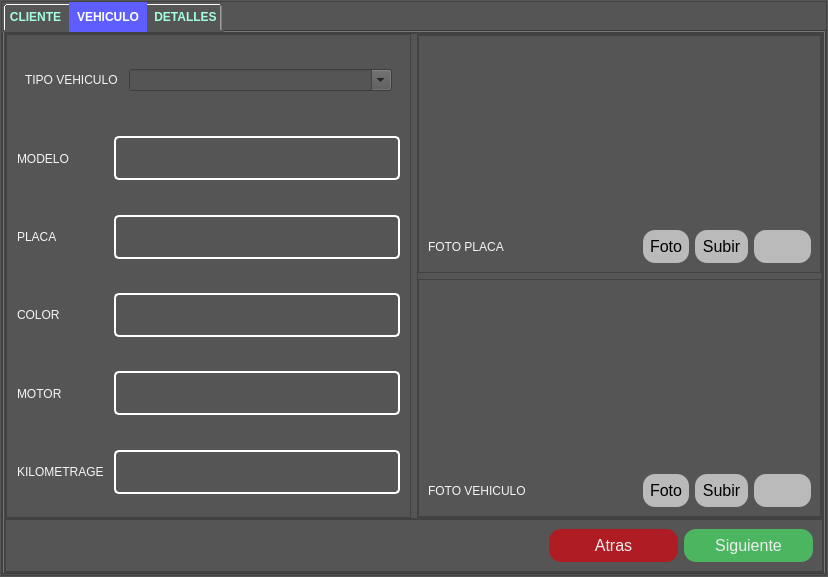
Before: the Qt Designer form view/ModalRegistro.ui in jhocepSan/deskopCandiaCar, drawn with Qt 5.
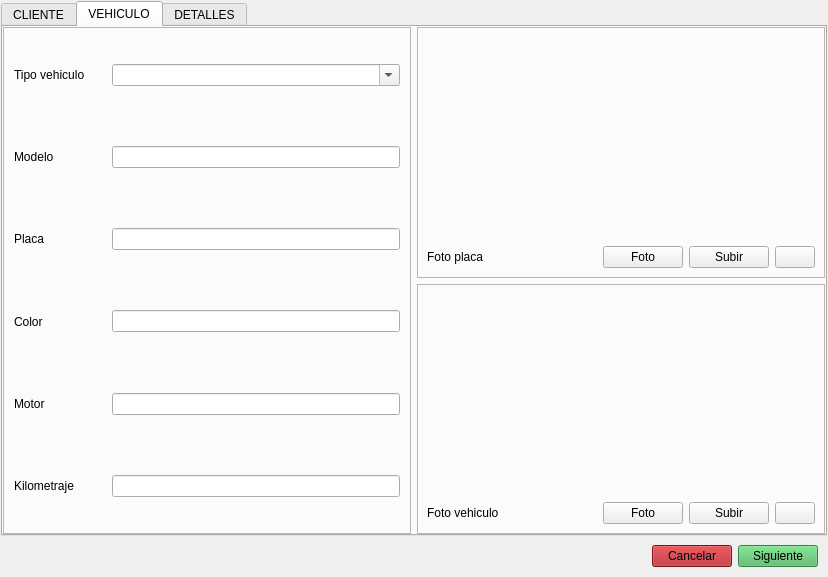
After: the same form once the commit is applied. The open tabs and pages were chosen to show the change.

Commit message: ch icon sizes, fix api login error

The edit to the form file:
```diff
--- a/view/ModalRegistro.ui
+++ b/view/ModalRegistro.ui
@@ -13,9 +13,6 @@
   <property name="windowTitle">
    <string>Datos Registro</string>
   </property>
-  <property name="styleSheet">
-   <string notr="true">background:rgb(85, 85, 85);</string>
-  </property>
   <layout class="QHBoxLayout" name="horizontalLayout">
    <property name="leftMargin">
     <number>1</number>
@@ -32,7 +29,7 @@
    <item>
     <widget class="QFrame" name="frame">
      <property name="frameShape">
-      <enum>QFrame::StyledPanel</enum>
+      <enum>QFrame::NoFrame</enum>
      </property>
      <property name="frameShadow">
       <enum>QFrame::Raised</enum>
@@ -55,18 +52,6 @@
       </property>
       <item row="0" column="0">
        <widget class="QTabWidget" name="tabWidget">
-        <property name="styleSheet">
-         <string notr="true">QTabBar::tab {
-        color: rgb(164, 255, 225);        
-        padding: 8px;
-		font-weight: bold;
-}
- QTabBar::tab:selected {
-        color: white;        
-		font-weight: bold;   
-        background:rgb(94, 94, 255);
-}</string>
-        </property>
         <property name="currentIndex">
          <number>1</number>
         </property>
@@ -313,22 +298,6 @@
                   </layout>
                  </widget>
                 </item>
-                <item>
-                 <widget class="QFrame" name="framValid">
-                  <layout class="QVBoxLayout" name="vL_lb_valid_message">
-                   <item>
-                    <widget class="QLabel" name="lb_valid_message">
-                     <property name="text">
-                      <string/>
-                     </property>
-                     <property name="alignment">
-                      <set>Qt::AlignCenter</set>
-                     </property>
-                    </widget>
-                   </item>
-                  </layout>
-                 </widget>
-                </item>
                </layout>
               </widget>
              </item>
@@ -458,84 +427,9 @@
             </layout>
            </widget>
           </item>
-          <item>
-           <widget class="QFrame" name="frame_3">
-            <property name="frameShape">
-             <enum>QFrame::StyledPanel</enum>
-            </property>
-            <property name="frameShadow">
-             <enum>QFrame::Raised</enum>
-            </property>
-            <layout class="QHBoxLayout" name="horizontalLayout_2">
-             <item>
-              <widget class="QPushButton" name="btnSalir">
-               <property name="styleSheet">
-                <string notr="true">QPushButton{
-	background:rgb(175, 28, 35);
-}</string>
-               </property>
-               <property name="text">
-                <string>Cancelar</string>
-               </property>
-               <property name="iconSize">
-                <size>
-                 <width>25</width>
-                 <height>25</height>
-                </size>
-               </property>
-              </widget>
-             </item>
-             <item>
-              <widget class="QPushButton" name="btnSiguiente">
-               <property name="styleSheet">
-                <string notr="true">QPushButton{
-		background:rgb(75, 181, 96);
-}</string>
-               </property>
-               <property name="text">
-                <string>Siguiente</string>
-               </property>
-               <property name="iconSize">
-                <size>
-                 <width>25</width>
-                 <height>25</height>
-                </size>
-               </property>
-              </widget>
-             </item>
-            </layout>
-           </widget>
-          </item>
          </layout>
         </widget>
         <widget class="QWidget" name="tab_2">
-         <property name="styleSheet">
-          <string notr="true">QLabel{
-color:rgb(245, 245, 245);
-font:77 10pt 'Arial Black';
-}
-QPushButton{
-border-radius: 12px;
-color:rgb(238, 238, 238);
-background-color:rgb(186, 186, 186);
-padding: 7px 7px;
-  text-align: center;
-  font-size: 16px;
-}
-QPushButton:hover{
-background-color: #04AA6D; /* Green */
-color: white;
-}
-QLineEdit{
-padding: 12px 20px;
-margin: 8px 0;
-border: 2px solid #fff;
-border-radius: 5px;
-font:77 16px 'Arial Black';
-color:rgb(238, 238, 238);
-}
-</string>
-         </property>
          <attribute name="title">
           <string>VEHICULO</string>
          </attribute>
@@ -558,12 +452,12 @@
           <item>
            <widget class="QFrame" name="frame_12">
             <property name="frameShape">
-             <enum>QFrame::StyledPanel</enum>
+             <enum>QFrame::NoFrame</enum>
             </property>
             <property name="frameShadow">
              <enum>QFrame::Raised</enum>
             </property>
-            <layout class="QVBoxLayout" name="verticalLayout_8" stretch="4,0">
+            <layout class="QVBoxLayout" name="verticalLayout_8" stretch="4">
              <property name="spacing">
               <number>0</number>
              </property>
@@ -582,7 +476,7 @@
              <item>
               <widget class="QFrame" name="frame_24">
                <property name="frameShape">
-                <enum>QFrame::StyledPanel</enum>
+                <enum>QFrame::NoFrame</enum>
                </property>
                <property name="frameShadow">
                 <enum>QFrame::Raised</enum>
@@ -617,11 +511,26 @@
                      <property name="frameShadow">
                       <enum>QFrame::Raised</enum>
                      </property>
-                     <layout class="QHBoxLayout" name="horizontalLayout_17" stretch="3,8">
+                     <layout class="QHBoxLayout" name="horizontalLayout_17" stretch="2,6">
+                      <property name="spacing">
+                       <number>2</number>
+                      </property>
+                      <property name="leftMargin">
+                       <number>1</number>
+                      </property>
+                      <property name="topMargin">
+                       <number>1</number>
+                      </property>
+                      <property name="rightMargin">
+                       <number>1</number>
+                      </property>
+                      <property name="bottomMargin">
+                       <number>1</number>
+                      </property>
                       <item>
                        <widget class="QLabel" name="label_12">
                         <property name="text">
-                         <string>TIPO VEHICULO</string>
+                         <string>Tipo vehiculo</string>
                         </property>
                        </widget>
                       </item>
@@ -676,7 +585,7 @@
                       <item>
                        <widget class="QLabel" name="label_7">
                         <property name="text">
-                         <string>MODELO</string>
+                         <string>Modelo</string>
                         </property>
                        </widget>
                       </item>
@@ -718,7 +627,7 @@
                       <item>
                        <widget class="QLabel" name="label_8">
                         <property name="text">
-                         <string>PLACA</string>
+                         <string>Placa</string>
                         </property>
                        </widget>
                       </item>
@@ -760,7 +669,7 @@
                       <item>
                        <widget class="QLabel" name="label_9">
                         <property name="text">
-                         <string>COLOR</string>
+                         <string>Color</string>
                         </property>
                        </widget>
                       </item>
@@ -802,7 +711,7 @@
                       <item>
                        <widget class="QLabel" name="label_10">
                         <property name="text">
-                         <string>MOTOR</string>
+                         <string>Motor</string>
                         </property>
                        </widget>
                       </item>
@@ -844,7 +753,7 @@
                       <item>
                        <widget class="QLabel" name="label_11">
                         <property name="text">
-                         <string>KILOMETRAGE</string>
+                         <string>Kilometraje</string>
                         </property>
                        </widget>
                       </item>
@@ -860,7 +769,7 @@
                 <item>
                  <widget class="QFrame" name="frame_14">
                   <property name="frameShape">
-                   <enum>QFrame::StyledPanel</enum>
+                   <enum>QFrame::NoFrame</enum>
                   </property>
                   <property name="frameShadow">
                    <enum>QFrame::Raised</enum>
@@ -910,7 +819,7 @@
                         <item>
                          <widget class="QLabel" name="label_13">
                           <property name="text">
-                           <string>FOTO PLACA</string>
+                           <string>Foto placa</string>
                           </property>
                          </widget>
                         </item>
@@ -994,7 +903,7 @@
                         <item>
                          <widget class="QLabel" name="label_14">
                           <property name="text">
-                           <string>FOTO VEHICULO</string>
+                           <string>Foto vehiculo</string>
                           </property>
                          </widget>
                         </item>
@@ -1052,87 +961,6 @@
                </layout>
               </widget>
              </item>
-             <item>
-              <widget class="QFrame" name="frame_23">
-               <property name="minimumSize">
-                <size>
-                 <width>0</width>
-                 <height>0</height>
-                </size>
-               </property>
-               <property name="frameShape">
-                <enum>QFrame::StyledPanel</enum>
-               </property>
-               <property name="frameShadow">
-                <enum>QFrame::Raised</enum>
-               </property>
-               <layout class="QHBoxLayout" name="horizontalLayout_16" stretch="4,2">
-                <property name="spacing">
-                 <number>6</number>
-                </property>
-                <property name="leftMargin">
-                 <number>9</number>
-                </property>
-                <property name="topMargin">
-                 <number>9</number>
-                </property>
-                <item>
-                 <layout class="QVBoxLayout" name="verticalLayout_7">
-                  <item>
-                   <widget class="QLabel" name="lb_msg_err">
-                    <property name="text">
-                     <string/>
-                    </property>
-                    <property name="margin">
-                     <number>10</number>
-                    </property>
-                   </widget>
-                  </item>
-                 </layout>
-                </item>
-                <item>
-                 <layout class="QHBoxLayout" name="horizontalLayout_20">
-                  <item>
-                   <widget class="QPushButton" name="btnAtrasVeh">
-                    <property name="styleSheet">
-                     <string notr="true">QPushButton{
-background:rgb(175, 28, 35)
-}</string>
-                    </property>
-                    <property name="text">
-                     <string>Atras</string>
-                    </property>
-                    <property name="iconSize">
-                     <size>
-                      <width>25</width>
-                      <height>25</height>
-                     </size>
-                    </property>
-                   </widget>
-                  </item>
-                  <item>
-                   <widget class="QPushButton" name="btnGuardarVehiculo">
-                    <property name="styleSheet">
-                     <string notr="true">QPushButton{
-	background:rgb(75, 181, 96);
-}</string>
-                    </property>
-                    <property name="text">
-                     <string>Siguiente</string>
-                    </property>
-                    <property name="iconSize">
-                     <size>
-                      <width>25</width>
-                      <height>25</height>
-                     </size>
-                    </property>
-                   </widget>
-                  </item>
-                 </layout>
-                </item>
-               </layout>
-              </widget>
-             </item>
             </layout>
            </widget>
           </item>
@@ -1145,6 +973,68 @@
         </widget>
        </widget>
       </item>
+      <item row="1" column="0">
+       <widget class="QFrame" name="frame_3">
+        <property name="frameShape">
+         <enum>QFrame::NoFrame</enum>
+        </property>
+        <property name="frameShadow">
+         <enum>QFrame::Raised</enum>
+        </property>
+        <layout class="QHBoxLayout" name="horizontalLayout_2" stretch="4,0,0">
+         <item>
+          <layout class="QVBoxLayout" name="verticalLayout_9">
+           <item>
+            <widget class="QLabel" name="lb_valid_message">
+             <property name="text">
+              <string/>
+             </property>
+             <property name="alignment">
+              <set>Qt::AlignCenter</set>
+             </property>
+            </widget>
+           </item>
+          </layout>
+         </item>
+         <item>
+          <widget class="QPushButton" name="btnSalir">
+           <property name="styleSheet">
+            <string notr="true">QPushButton{
+	background:rgb(175, 28, 35);
+}</string>
+           </property>
+           <property name="text">
+            <string>Cancelar</string>
+           </property>
+           <property name="iconSize">
+            <size>
+             <width>25</width>
+             <height>25</height>
+            </size>
+           </property>
+          </widget>
+         </item>
+         <item>
+          <widget class="QPushButton" name="btnSiguiente">
+           <property name="styleSheet">
+            <string notr="true">QPushButton{
+		background:rgb(75, 181, 96);
+}</string>
+           </property>
+           <property name="text">
+            <string>Siguiente</string>
+           </property>
+           <property name="iconSize">
+            <size>
+             <width>25</width>
+             <height>25</height>
+            </size>
+           </property>
+          </widget>
+         </item>
+        </layout>
+       </widget>
+      </item>
      </layout>
     </widget>
    </item>
```
Left out of the diff: 57 changed lines with no effect on the pictures. The commit also changes 10 other files.
